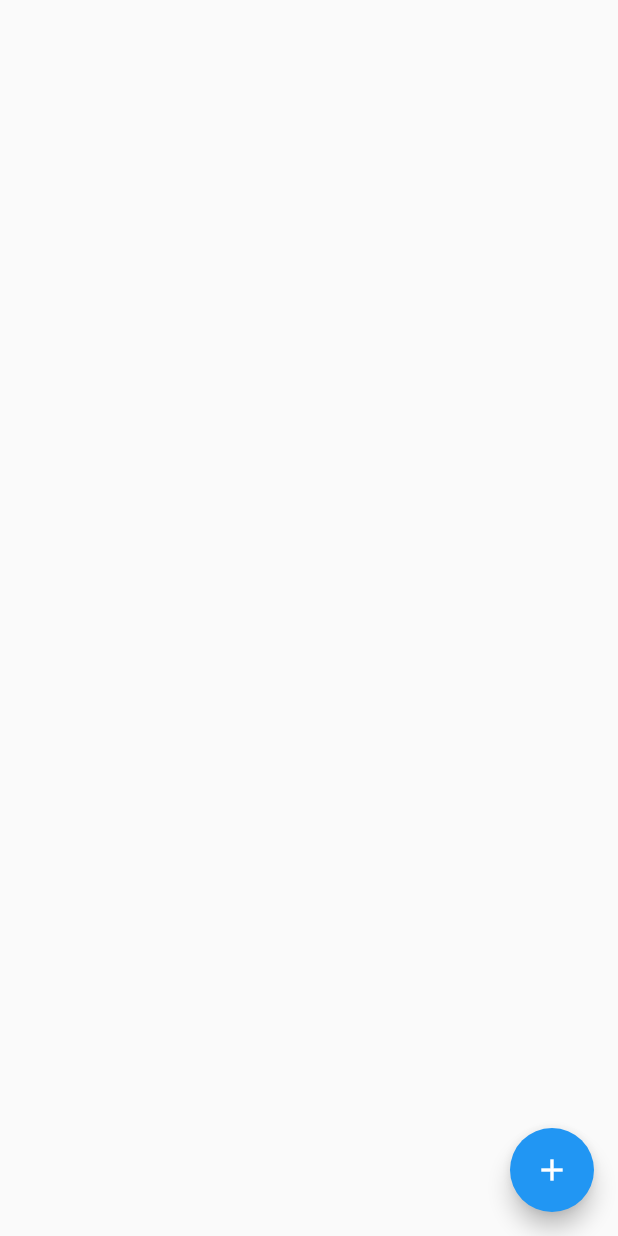
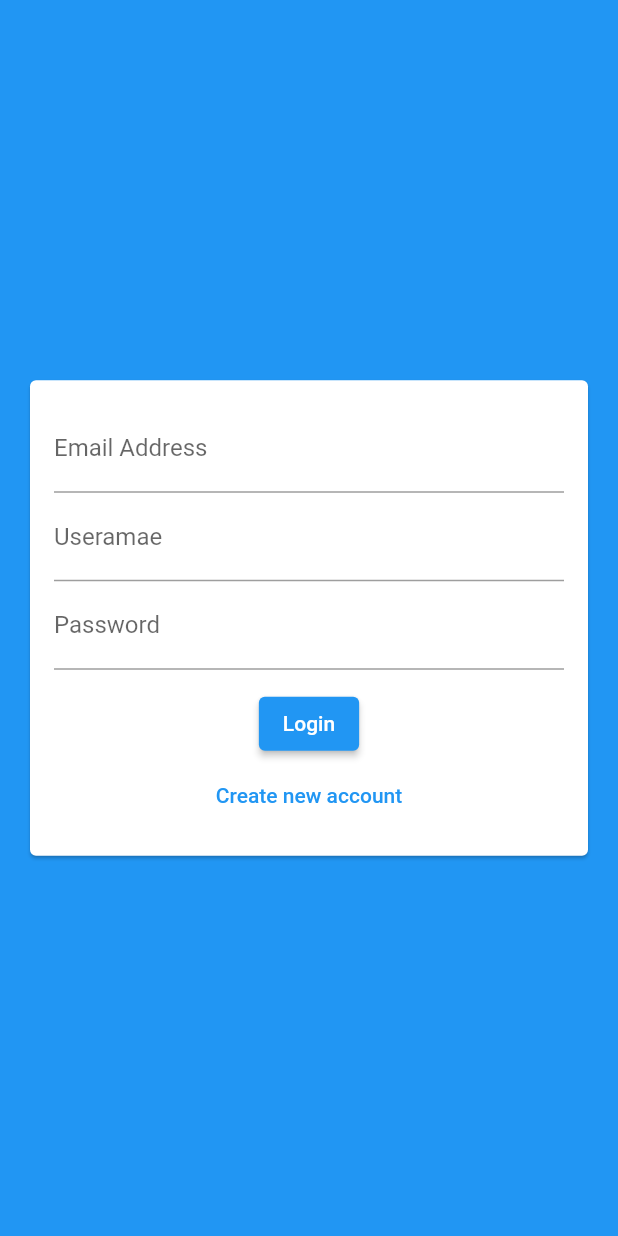
Before and after one commit to Tolulope05/tee_chat_app, a Flutter app: the screen it shows after launch, on a phone screen of 412 x 824 dp. Run offline on Flutter 3.47's test engine with Material 2 defaults, Android fonts, the phone set to English and light mode, and no system bars; our stand-ins replace cloud_firestore, firebase_core; accounts and stored records are empty.

Commit message:
added basic authentication screen

```diff
--- a/lib/main.dart
+++ b/lib/main.dart
@@ -2,7 +2,7 @@ import 'package:flutter/material.dart';
 
 import 'package:firebase_core/firebase_core.dart';
 
-import 'package:tee_chat_app/screens/chat_screen.dart';
+import './screens/auth_screen.dart';
 
 Future<void> main() async {
   WidgetsFlutterBinding.ensureInitialized();
@@ -20,7 +20,8 @@ class MyApp extends StatelessWidget {
       theme: ThemeData(
         primarySwatch: Colors.blue,
       ),
-      home: ChatScreen(),
+      home: const AuthScreen(),
+      debugShowCheckedModeBanner: false,
     );
   }
 }
--- a/lib/screens/auth_screen.dart
+++ b/lib/screens/auth_screen.dart
@@ -0,0 +1,20 @@
+import 'package:flutter/material.dart';
+
+import '../widgets/auth/auth_form.dart';
+
+class AuthScreen extends StatefulWidget {
+  const AuthScreen({Key? key}) : super(key: key);
+
+  @override
+  State<AuthScreen> createState() => _AuthScreenState();
+}
+
+class _AuthScreenState extends State<AuthScreen> {
+  @override
+  Widget build(BuildContext context) {
+    return Scaffold(
+      backgroundColor: Theme.of(context).primaryColor,
+      body: const AuthForm(),
+    );
+  }
+}
--- /dev/null
+++ b/lib/widgets/auth/auth_form.dart
@@ -0,0 +1,53 @@
+import 'package:flutter/material.dart';
+
+class AuthForm extends StatefulWidget {
+  const AuthForm({Key? key}) : super(key: key);
+
+  @override
+  State<AuthForm> createState() => _AuthFormState();
+}
+
+class _AuthFormState extends State<AuthForm> {
+  @override
+  Widget build(BuildContext context) {
+    return Center(
+      child: Card(
+        margin: const EdgeInsets.all(20),
+        child: SingleChildScrollView(
+          child: Padding(
+            padding: const EdgeInsets.all(16),
+            child: Form(
+              child: Column(
+                mainAxisSize: MainAxisSize.min,
+                children: [
+                  TextFormField(
+                    keyboardType: TextInputType.emailAddress,
+                    decoration: const InputDecoration(
+                      labelText: 'Email Address',
+                    ),
+                  ),
+                  TextFormField(
+                    decoration: const InputDecoration(labelText: 'Useramae'),
+                  ),
+                  TextFormField(
+                    decoration: const InputDecoration(labelText: 'Password'),
+                    obscureText: true,
+                  ),
+                  const SizedBox(
+                    height: 12,
+                  ),
+                  ElevatedButton(
+                    onPressed: () {},
+                    child: const Text('Login'),
+                  ),
+                  TextButton(
+                      onPressed: () {}, child: const Text('Create new account'))
+                ],
+              ),
+            ),
+          ),
+        ),
+      ),
+    );
+  }
+}
```
